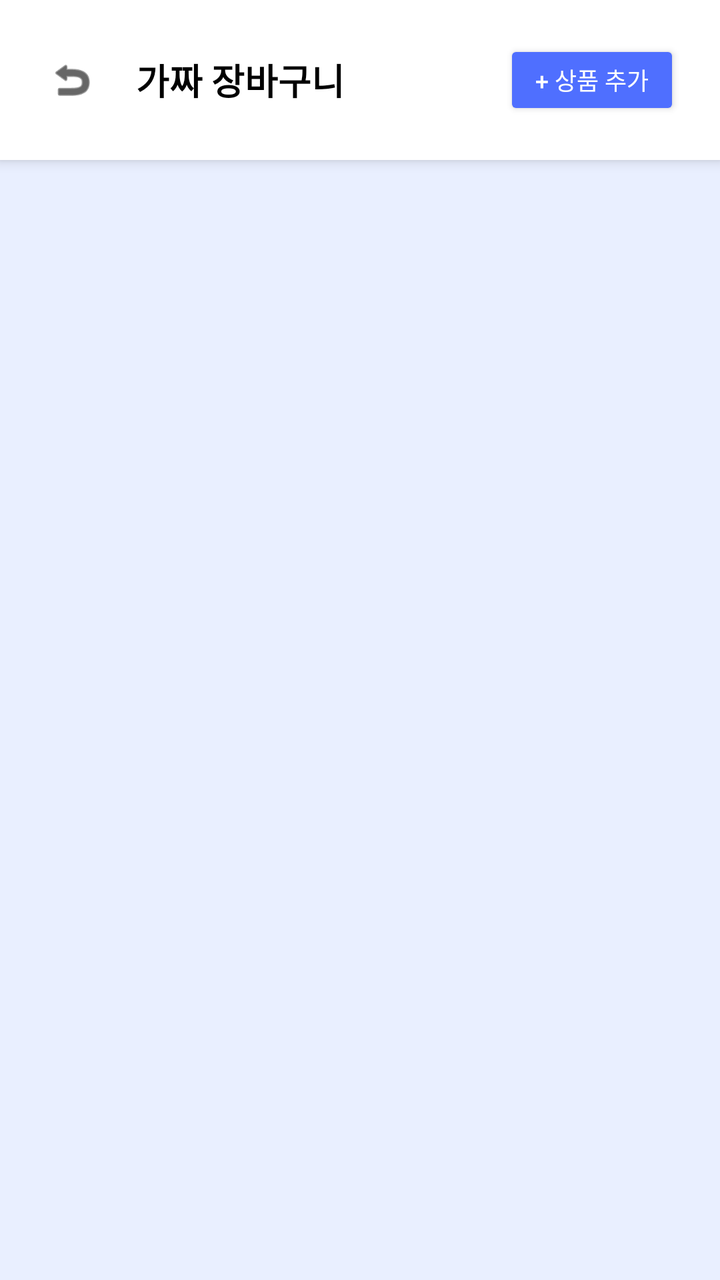
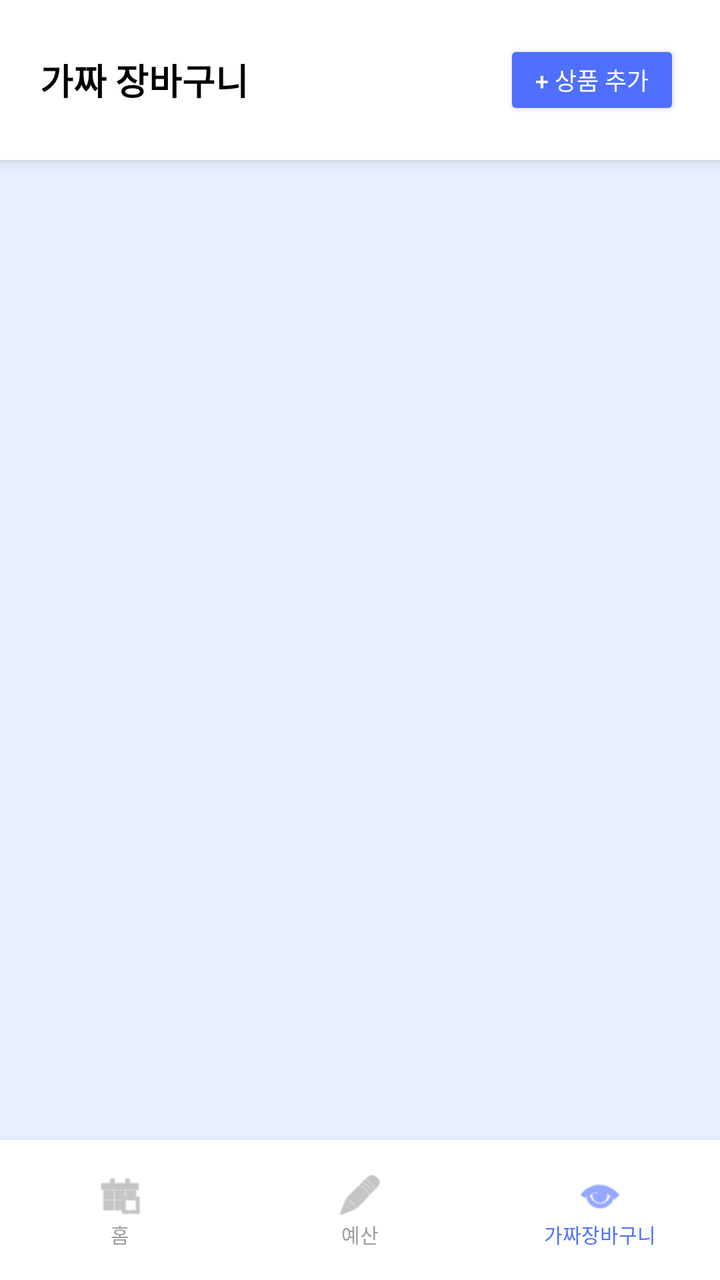

Screens rendered from an Android XML layout before and after an edit, with the pre-edit source and the edit as a unified diff.
<!-- AndroidManifest.xml: application theme Theme.AllIn -->
<!-- res/layout/activity_fake_cart.xml -->
<?xml version="1.0" encoding="utf-8"?>
<RelativeLayout xmlns:android="http://schemas.android.com/apk/res/android"
    xmlns:app="http://schemas.android.com/apk/res-auto"
    android:layout_width="match_parent"
    android:layout_height="match_parent"
    android:background="#E9EFFF">

    
    <LinearLayout
        android:id="@+id/topBar"
        android:layout_width="match_parent"
        android:layout_height="wrap_content"
        android:background="@android:color/white"
        android:padding="20dp"
        android:orientation="horizontal"
        android:gravity="center_vertical"
        android:elevation="4dp">
        <ImageView
            android:id="@+id/btnBack"
            android:layout_width="32dp"
            android:layout_height="32dp"
            android:padding="4dp"
            android:src="@android:drawable/ic_menu_revert"
            android:clickable="true"
            android:focusable="true"
            android:background="?attr/selectableItemBackgroundBorderless"
            app:tint="@android:color/black" />
        <TextView android:layout_width="0dp" android:layout_height="wrap_content" android:layout_weight="1" android:layout_marginStart="16dp" android:text="가짜 장바구니" android:textColor="@android:color/black" android:textSize="18sp" android:textStyle="bold" />
        <Button android:id="@+id/btnAddProduct" android:layout_width="wrap_content" android:layout_height="40dp" android:text="+ 상품 추가" android:backgroundTint="#4F6FFF" android:textColor="@android:color/white" android:textSize="12sp" app:cornerRadius="8dp" />
    </LinearLayout>

    <ScrollView android:layout_width="match_parent" android:layout_height="match_parent" android:layout_below="@id/topBar">
        <LinearLayout android:id="@+id/cartItemsContainer" android:layout_width="match_parent" android:layout_height="wrap_content" android:orientation="vertical" android:padding="20dp" />
    </ScrollView>

    <View android:id="@+id/dimView" android:layout_width="match_parent" android:layout_height="match_parent" android:background="#80000000" android:visibility="gone" />

    <androidx.cardview.widget.CardView android:id="@+id/cardAddProduct" android:layout_width="match_parent" android:layout_height="wrap_content" android:layout_centerInParent="true" android:layout_margin="24dp" android:visibility="gone" app:cardCornerRadius="24dp">
        <LinearLayout android:layout_width="match_parent" android:layout_height="wrap_content" android:orientation="vertical" android:padding="24dp">
            <RelativeLayout android:layout_width="match_parent" android:layout_height="wrap_content">
                <TextView android:layout_width="wrap_content" android:layout_height="wrap_content" android:layout_centerHorizontal="true" android:text="상품 추가" android:textColor="@android:color/black" android:textSize="18sp" android:textStyle="bold" />
                <ImageView android:id="@+id/btnCloseCard" android:layout_width="24dp" android:layout_height="24dp" android:layout_alignParentEnd="true" android:src="@android:drawable/ic_menu_close_clear_cancel" />
            </RelativeLayout>

            <LinearLayout android:layout_width="match_parent" android:layout_height="40dp" android:layout_marginTop="20dp" android:background="#000000" android:padding="2dp" android:orientation="horizontal">
                <Button android:id="@+id/tabUrl" style="?android:attr/borderlessButtonStyle" android:layout_width="0dp" android:layout_height="match_parent" android:layout_weight="1" android:text="URL" android:textColor="@android:color/white" android:backgroundTint="#4F6FFF" android:textSize="12sp" />
                <Button android:id="@+id/tabPhoto" style="?android:attr/borderlessButtonStyle" android:layout_width="0dp" android:layout_height="match_parent" android:layout_weight="1" android:text="사진" android:textColor="#FFFFFF" android:backgroundTint="#F2F4F8" android:textSize="12sp" />
                <Button android:id="@+id/tabManual" style="?android:attr/borderlessButtonStyle" android:layout_width="0dp" android:layout_height="match_parent" android:layout_weight="1" android:text="직접 입력" android:textColor="#FFFFFF" android:backgroundTint="#F2F4F8" android:textSize="12sp" />
            </LinearLayout>

            <LinearLayout
                android:id="@+id/layoutUrlInput"
                android:layout_width="match_parent"
                android:layout_height="wrap_content"
                android:layout_marginTop="20dp"
                android:orientation="vertical">

                <TextView
                    android:layout_width="wrap_content"
                    android:layout_height="wrap_content"
                    android:text="상품 URL"
                    android:textColor="@android:color/black"
                    android:textSize="12sp"
                    android:textStyle="bold" />

                <EditText
                    android:id="@+id/etUrlInput"
                    android:layout_width="match_parent"
                    android:layout_height="50dp"
                    android:layout_marginTop="8dp"
                    android:background="#F2F4F8"
                    android:hint="https://example.com/product"
                    android:inputType="textUri"
                    android:paddingStart="12dp"
                    android:textColor="@android:color/black" />
            </LinearLayout>

            <LinearLayout android:id="@+id/layoutPhotoInput" android:layout_width="match_parent" android:layout_height="wrap_content" android:layout_marginTop="20dp" android:visibility="gone" android:orientation="vertical" android:gravity="center">
                <ImageView android:id="@+id/ivPhotoPreview" android:layout_width="100dp" android:layout_height="100dp" android:src="@android:drawable/ic_menu_camera" app:tint="#CCCCCC" />
                <TextView android:layout_width="wrap_content" android:layout_height="wrap_content" android:layout_marginTop="8dp" android:text="사진 촬영 또는 갤러리 선택" android:textSize="12sp" android:textColor="#9E9E9E"/>
            </LinearLayout>

            <LinearLayout android:id="@+id/layoutManualInput" android:layout_width="match_parent" android:layout_height="wrap_content" android:layout_marginTop="20dp" android:visibility="gone" android:orientation="vertical">
                <EditText android:id="@+id/etManualName" android:layout_width="match_parent" android:layout_height="50dp" android:hint="상품명" android:background="#F2F4F8" android:paddingStart="12dp" android:textColor="@android:color/black" android:layout_marginBottom="8dp"/>
                <EditText android:id="@+id/etManualPrice" android:layout_width="match_parent" android:layout_height="50dp" android:hint="가격(원)" android:inputType="number" android:background="#F2F4F8" android:paddingStart="12dp" android:textColor="@android:color/black"/>
            </LinearLayout>

            <TextView android:layout_width="wrap_content" android:layout_height="wrap_content" android:layout_marginTop="20dp" android:text="삭제까지 남은 기간" android:textSize="12sp" android:textStyle="bold" android:textColor="@android:color/black"/>
            <Spinner android:id="@+id/spExpiry" android:layout_width="match_parent" android:layout_height="50dp" android:layout_marginTop="8dp" android:background="#F2F4F8" />

            <Button android:id="@+id/btnSubmit" android:layout_width="match_parent" android:layout_height="55dp" android:layout_marginTop="24dp" android:backgroundTint="#4F6FFF" android:text="장바구니에 담기" android:textColor="@android:color/white" app:cornerRadius="12dp" />
        </LinearLayout>
    </androidx.cardview.widget.CardView>
</RelativeLayout>
<!-- resources referenced by this layout -->
<resources>
  <style name="Theme.AllIn" parent="Theme.MaterialComponents.DayNight.NoActionBar">
          
          <item name="colorPrimary">@color/purple_500</item>
          <item name="colorPrimaryVariant">@color/purple_700</item>
          <item name="colorOnPrimary">@color/white</item>
          
          <item name="colorSecondary">@color/teal_200</item>
          <item name="colorSecondaryVariant">@color/teal_700</item>
          <item name="colorOnSecondary">@color/black</item>
          
          <item name="android:statusBarColor">#E9EFFF</item>
          <item name="android:windowLightStatusBar">true</item>
          
          
          <item name="alertDialogTheme">@style/RoundedAlertDialogTheme</item>
      </style>
  <color name="purple_500">#FF6200EE</color>
  <color name="purple_700">#FF3700B3</color>
  <color name="white">#FFFFFFFF</color>
  <color name="teal_200">#FF03DAC5</color>
  <color name="teal_700">#FF018786</color>
  <color name="black">#FF000000</color>
  <style name="RoundedAlertDialogTheme" parent="Theme.AppCompat.Light.Dialog.Alert">
          <item name="android:windowBackground">@drawable/dialog_rounded_background</item>
      </style>
  <!-- drawable dialog_rounded_background (drawable) -->
  <?xml version="1.0" encoding="utf-8"?>
  <inset xmlns:android="http://schemas.android.com/apk/res/android"
      android:insetLeft="16dp"
      android:insetTop="16dp"
      android:insetRight="16dp"
      android:insetBottom="16dp">
      <shape android:shape="rectangle">
          <solid android:color="@android:color/white" />
          <corners android:radius="24dp" />
      </shape>
  </inset>
</resources>

<!-- the commit's change to res/layout/activity_fake_cart.xml (unified diff, before → after) -->
@@ -15,80 +15,125 @@
         android:orientation="horizontal"
         android:gravity="center_vertical"
         android:elevation="4dp">
-        <ImageView
-            android:id="@+id/btnBack"
-            android:layout_width="32dp"
-            android:layout_height="32dp"
-            android:padding="4dp"
-            android:src="@android:drawable/ic_menu_revert"
-            android:clickable="true"
-            android:focusable="true"
-            android:background="?attr/selectableItemBackgroundBorderless"
-            app:tint="@android:color/black" />
-        <TextView android:layout_width="0dp" android:layout_height="wrap_content" android:layout_weight="1" android:layout_marginStart="16dp" android:text="가짜 장바구니" android:textColor="@android:color/black" android:textSize="18sp" android:textStyle="bold" />
-        <Button android:id="@+id/btnAddProduct" android:layout_width="wrap_content" android:layout_height="40dp" android:text="+ 상품 추가" android:backgroundTint="#4F6FFF" android:textColor="@android:color/white" android:textSize="12sp" app:cornerRadius="8dp" />
+        
+        <TextView 
+            android:layout_width="0dp" 
+            android:layout_height="wrap_content" 
+            android:layout_weight="1" 
+            android:text="가짜 장바구니" 
+            android:textColor="@android:color/black" 
+            android:textSize="18sp" 
+            android:textStyle="bold" />
+
+        <Button 
+            android:id="@+id/btnAddProduct" 
+            android:layout_width="wrap_content" 
+            android:layout_height="40dp" 
+            android:text="+ 상품 추가" 
+            android:backgroundTint="#4F6FFF" 
+            android:textColor="@android:color/white" 
+            android:textSize="12sp" 
+            app:cornerRadius="8dp" />
     </LinearLayout>
 
-    <ScrollView android:layout_width="match_parent" android:layout_height="match_parent" android:layout_below="@id/topBar">
+    <ScrollView 
+        android:layout_width="match_parent" 
+        android:layout_height="match_parent" 
+        android:layout_below="@id/topBar"
+        android:layout_above="@+id/bottomNav">
         <LinearLayout android:id="@+id/cartItemsContainer" android:layout_width="match_parent" android:layout_height="wrap_content" android:orientation="vertical" android:padding="20dp" />
     </ScrollView>
 
+    
+    <LinearLayout
+        android:id="@+id/bottomNav"
+        android:layout_width="match_parent"
+        android:layout_height="70dp"
+        android:layout_alignParentBottom="true"
+        android:background="@android:color/white"
+        android:orientation="horizontal"
+        android:elevation="8dp"
+        android:gravity="center">
+        <LinearLayout
+            android:id="@+id/navHome"
+            android:layout_width="0dp"
+            android:layout_height="match_parent"
+            android:layout_weight="1"
+            android:gravity="center"
+            android:clickable="true"
+            android:focusable="true"
+            android:background="?attr/selectableItemBackground"
+            android:orientation="vertical">
+            <ImageView android:layout_width="24dp" android:layout_height="24dp" android:src="@android:drawable/ic_menu_today" app:tint="#9E9E9E"/>
+            <TextView android:layout_width="wrap_content" android:layout_height="wrap_content" android:text="홈" android:textSize="10sp" android:textColor="#9E9E9E"/>
+        </LinearLayout>
+        <LinearLayout
+            android:id="@+id/navBudget"
+            android:layout_width="0dp"
+            android:layout_height="match_parent"
+            android:layout_weight="1"
+            android:gravity="center"
+            android:clickable="true"
+            android:focusable="true"
+            android:background="?attr/selectableItemBackground"
+            android:orientation="vertical">
+            <ImageView android:layout_width="24dp" android:layout_height="24dp" android:src="@android:drawable/ic_menu_edit" app:tint="#9E9E9E"/>
+            <TextView android:layout_width="wrap_content" android:layout_height="wrap_content" android:text="예산" android:textSize="10sp" android:textColor="#9E9E9E"/>
+        </LinearLayout>
+        <LinearLayout
+            android:id="@+id/navFakeCart"
+            android:layout_width="0dp"
+            android:layout_height="match_parent"
+            android:layout_weight="1"
+            android:gravity="center"
+            android:clickable="true"
+            android:focusable="true"
+            android:background="?attr/selectableItemBackground"
+            android:orientation="vertical">
+            <ImageView android:layout_width="24dp" android:layout_height="24dp" android:src="@android:drawable/ic_menu_view" app:tint="#4F6FFF"/>
+            <TextView android:layout_width="wrap_content" android:layout_height="wrap_content" android:text="가짜장바구니" android:textSize="10sp" android:textColor="#4F6FFF"/>
+        </LinearLayout>
+    </LinearLayout>
+
+    
     <View android:id="@+id/dimView" android:layout_width="match_parent" android:layout_height="match_parent" android:background="#80000000" android:visibility="gone" />
-
     <androidx.cardview.widget.CardView android:id="@+id/cardAddProduct" android:layout_width="match_parent" android:layout_height="wrap_content" android:layout_centerInParent="true" android:layout_margin="24dp" android:visibility="gone" app:cardCornerRadius="24dp">
         <LinearLayout android:layout_width="match_parent" android:layout_height="wrap_content" android:orientation="vertical" android:padding="24dp">
             <RelativeLayout android:layout_width="match_parent" android:layout_height="wrap_content">
                 <TextView android:layout_width="wrap_content" android:layout_height="wrap_content" android:layout_centerHorizontal="true" android:text="상품 추가" android:textColor="@android:color/black" android:textSize="18sp" android:textStyle="bold" />
                 <ImageView android:id="@+id/btnCloseCard" android:layout_width="24dp" android:layout_height="24dp" android:layout_alignParentEnd="true" android:src="@android:drawable/ic_menu_close_clear_cancel" />
             </RelativeLayout>
-
-            <LinearLayout android:layout_width="match_parent" android:layout_height="40dp" android:layout_marginTop="20dp" android:background="#000000" android:padding="2dp" android:orientation="horizontal">
-                <Button android:id="@+id/tabUrl" style="?android:attr/borderlessButtonStyle" android:layout_width="0dp" android:layout_height="match_parent" android:layout_weight="1" android:text="URL" android:textColor="@android:color/white" android:backgroundTint="#4F6FFF" android:textSize="12sp" />
-                <Button android:id="@+id/tabPhoto" style="?android:attr/borderlessButtonStyle" android:layout_width="0dp" android:layout_height="match_parent" android:layout_weight="1" android:text="사진" android:textColor="#FFFFFF" android:backgroundTint="#F2F4F8" android:textSize="12sp" />
-                <Button android:id="@+id/tabManual" style="?android:attr/borderlessButtonStyle" android:layout_width="0dp" android:layout_height="match_parent" android:layout_weight="1" android:text="직접 입력" android:textColor="#FFFFFF" android:backgroundTint="#F2F4F8" android:textSize="12sp" />
+            <LinearLayout android:layout_width="match_parent" android:layout_height="45dp" android:layout_marginTop="20dp" android:orientation="horizontal">
+                <Button android:id="@+id/tabUrl" android:layout_width="0dp" android:layout_height="match_parent" android:layout_weight="1" android:layout_marginEnd="4dp" android:text="URL" android:textSize="12sp" android:backgroundTint="#000000" android:textColor="#FFFFFF" app:cornerRadius="8dp" android:insetTop="0dp" android:insetBottom="0dp" style="@style/Widget.MaterialComponents.Button.UnelevatedButton"/>
+                <Button android:id="@+id/tabPhoto" android:layout_width="0dp" android:layout_height="match_parent" android:layout_weight="1" android:layout_marginHorizontal="4dp" android:text="사진" android:textSize="12sp" android:backgroundTint="#F2F4F8" android:textColor="#666666" app:cornerRadius="8dp" android:insetTop="0dp" android:insetBottom="0dp" style="@style/Widget.MaterialComponents.Button.UnelevatedButton"/>
+                <Button android:id="@+id/tabManual" android:layout_width="0dp" android:layout_height="match_parent" android:layout_weight="1" android:layout_marginStart="4dp" android:text="직접 입력" android:textSize="12sp" android:backgroundTint="#F2F4F8" android:textColor="#666666" app:cornerRadius="8dp" android:insetTop="0dp" android:insetBottom="0dp" style="@style/Widget.MaterialComponents.Button.UnelevatedButton"/>
             </LinearLayout>
-
-            <LinearLayout
-                android:id="@+id/layoutUrlInput"
-                android:layout_width="match_parent"
-                android:layout_height="wrap_content"
-                android:layout_marginTop="20dp"
-                android:orientation="vertical">
-
-                <TextView
-                    android:layout_width="wrap_content"
-                    android:layout_height="wrap_content"
-                    android:text="상품 URL"
-                    android:textColor="@android:color/black"
-                    android:textSize="12sp"
-                    android:textStyle="bold" />
-
-                <EditText
-                    android:id="@+id/etUrlInput"
-                    android:layout_width="match_parent"
-                    android:layout_height="50dp"
-                    android:layout_marginTop="8dp"
-                    android:background="#F2F4F8"
-                    android:hint="https://example.com/product"
-                    android:inputType="textUri"
-                    android:paddingStart="12dp"
-                    android:textColor="@android:color/black" />
+            <LinearLayout android:id="@+id/layoutUrlInput" android:layout_width="match_parent" android:layout_height="wrap_content" android:layout_marginTop="20dp" android:orientation="vertical">
+                <TextView android:layout_width="wrap_content" android:layout_height="wrap_content" android:text="상품 URL" android:textColor="@android:color/black" android:textSize="12sp" android:textStyle="bold" />
+                <EditText android:id="@+id/etUrlInput" android:layout_width="match_parent" android:layout_height="50dp" android:layout_marginTop="8dp" android:background="#F2F4F8" android:hint="https://example.com/product" android:inputType="text" android:paddingStart="12dp" android:textColor="#000000" />
             </LinearLayout>
-
             <LinearLayout android:id="@+id/layoutPhotoInput" android:layout_width="match_parent" android:layout_height="wrap_content" android:layout_marginTop="20dp" android:visibility="gone" android:orientation="vertical" android:gravity="center">
                 <ImageView android:id="@+id/ivPhotoPreview" android:layout_width="100dp" android:layout_height="100dp" android:src="@android:drawable/ic_menu_camera" app:tint="#CCCCCC" />
                 <TextView android:layout_width="wrap_content" android:layout_height="wrap_content" android:layout_marginTop="8dp" android:text="사진 촬영 또는 갤러리 선택" android:textSize="12sp" android:textColor="#9E9E9E"/>
             </LinearLayout>
-
             <LinearLayout android:id="@+id/layoutManualInput" android:layout_width="match_parent" android:layout_height="wrap_content" android:layout_marginTop="20dp" android:visibility="gone" android:orientation="vertical">
-                <EditText android:id="@+id/etManualName" android:layout_width="match_parent" android:layout_height="50dp" android:hint="상품명" android:background="#F2F4F8" android:paddingStart="12dp" android:textColor="@android:color/black" android:layout_marginBottom="8dp"/>
-                <EditText android:id="@+id/etManualPrice" android:layout_width="match_parent" android:layout_height="50dp" android:hint="가격(원)" android:inputType="number" android:background="#F2F4F8" android:paddingStart="12dp" android:textColor="@android:color/black"/>
+                <EditText android:id="@+id/etManualName" android:layout_width="match_parent" android:layout_height="50dp" android:hint="상품명" android:inputType="text" android:background="#F2F4F8" android:paddingStart="12dp" android:textColor="#000000" android:layout_marginBottom="8dp"/>
+                <EditText android:id="@+id/etManualPrice" android:layout_width="match_parent" android:layout_height="50dp" android:hint="가격(원)" android:inputType="number" android:background="#F2F4F8" android:paddingStart="12dp" android:textColor="#000000"/>
             </LinearLayout>
-
             <TextView android:layout_width="wrap_content" android:layout_height="wrap_content" android:layout_marginTop="20dp" android:text="삭제까지 남은 기간" android:textSize="12sp" android:textStyle="bold" android:textColor="@android:color/black"/>
             <Spinner android:id="@+id/spExpiry" android:layout_width="match_parent" android:layout_height="50dp" android:layout_marginTop="8dp" android:background="#F2F4F8" />
-
             <Button android:id="@+id/btnSubmit" android:layout_width="match_parent" android:layout_height="55dp" android:layout_marginTop="24dp" android:backgroundTint="#4F6FFF" android:text="장바구니에 담기" android:textColor="@android:color/white" app:cornerRadius="12dp" />
         </LinearLayout>
     </androidx.cardview.widget.CardView>
+
+    <androidx.cardview.widget.CardView android:id="@+id/cardAddReason" android:layout_width="match_parent" android:layout_height="wrap_content" android:layout_centerInParent="true" android:layout_margin="24dp" android:visibility="gone" app:cardCornerRadius="24dp">
+        <LinearLayout android:layout_width="match_parent" android:layout_height="wrap_content" android:orientation="vertical" android:padding="24dp">
+            <RelativeLayout android:layout_width="match_parent" android:layout_height="wrap_content">
+                <TextView android:layout_width="wrap_content" android:layout_height="wrap_content" android:layout_centerHorizontal="true" android:text="사야 하는 이유 추가" android:textColor="@android:color/black" android:textSize="18sp" android:textStyle="bold" />
+                <ImageView android:id="@+id/btnCloseReason" android:layout_width="24dp" android:layout_height="24dp" android:layout_alignParentEnd="true" android:src="@android:drawable/ic_menu_close_clear_cancel" />
+            </RelativeLayout>
+            <EditText android:id="@+id/etNewReason" android:layout_width="match_parent" android:layout_height="120dp" android:layout_marginTop="20dp" android:background="#F2F4F8" android:gravity="top" android:hint="이 상품을 왜 사고 싶나요?\n구체적으로 적으면 지름신이 물러가요!" android:inputType="textMultiLine" android:padding="12dp" android:textColor="#000000" android:textSize="14sp" />
+            <Button android:id="@+id/btnSubmitReason" android:layout_width="match_parent" android:layout_height="55dp" android:layout_marginTop="24dp" android:backgroundTint="#4F6FFF" android:text="이유 등록하기" android:textColor="@android:color/white" app:cornerRadius="12dp" />
+        </LinearLayout>
+    </androidx.cardview.widget.CardView>
 </RelativeLayout>
